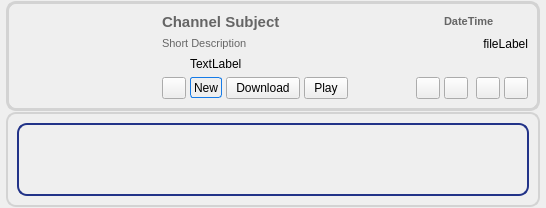
Above: retroshare-gui/src/gui/feeds/ChanMsgItem.ui from RetroShare/RetroShare before the change. Below: the same form after it.
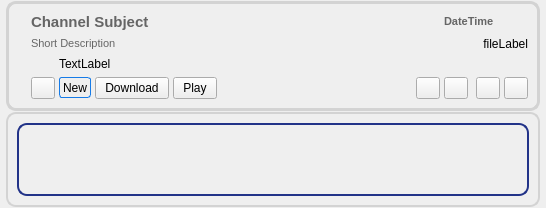
That is the form after the change. Icons and pictures are not drawn.

Commit message: Fixed layout problem (vertical scrollbar) in ChannelFeed. Indent text of the channel message and set it to selectable.

Diff of the .ui file:
```diff
--- a/retroshare-gui/src/gui/feeds/ChanMsgItem.ui
+++ b/retroshare-gui/src/gui/feeds/ChanMsgItem.ui
@@ -97,22 +97,6 @@
           </property>
          </widget>
         </item>
-        <item row="1" column="0">
-         <spacer name="verticalSpacer">
-          <property name="orientation">
-           <enum>Qt::Vertical</enum>
-          </property>
-          <property name="sizeType">
-           <enum>QSizePolicy::Expanding</enum>
-          </property>
-          <property name="sizeHint" stdset="0">
-           <size>
-            <width>138</width>
-            <height>1</height>
-           </size>
-          </property>
-         </spacer>
-        </item>
        </layout>
       </item>
       <item row="0" column="1">
@@ -457,6 +441,16 @@
      </property>
      <layout class="QVBoxLayout">
       <item>
+       <widget class="QWidget" name="msgWidget" native="true">
+        <property name="styleSheet">
+         <string notr="true">QWidget#msgWidget{border: 2px solid #238;
+border-radius: 10px;}</string>
+        </property>
+        <layout class="QVBoxLayout" name="verticalLayout">
+         <property name="margin">
+          <number>5</number>
+         </property>
+         <item>
        <widget class="QLabel" name="msgLabel">
         <property name="sizePolicy">
          <sizepolicy hsizetype="MinimumExpanding" vsizetype="Preferred">
@@ -469,16 +463,15 @@
           <stylestrategy>PreferAntialias</stylestrategy>
          </font>
         </property>
-        <property name="styleSheet">
-         <string notr="true">QLabel#msgLabel{border: 2px solid #238;
-border-radius: 10px;}</string>
-        </property>
-        <property name="text">
-         <string notr="true"/>
-        </property>
         <property name="wordWrap">
          <bool>true</bool>
         </property>
+           <property name="textInteractionFlags">
+            <set>Qt::LinksAccessibleByMouse|Qt::TextSelectableByKeyboard|Qt::TextSelectableByMouse</set>
+           </property>
+          </widget>
+         </item>
+        </layout>
        </widget>
       </item>
      </layout>
```
Lines whose indentation alone changed are shown as unchanged. The commit also changes 2 other files.
